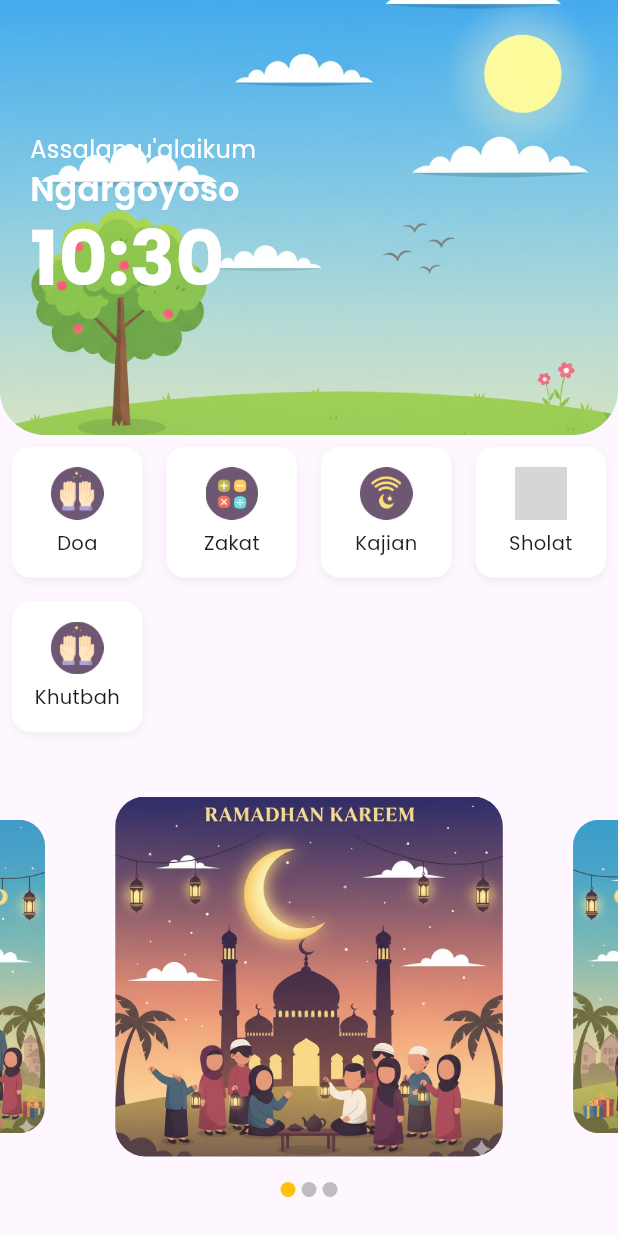
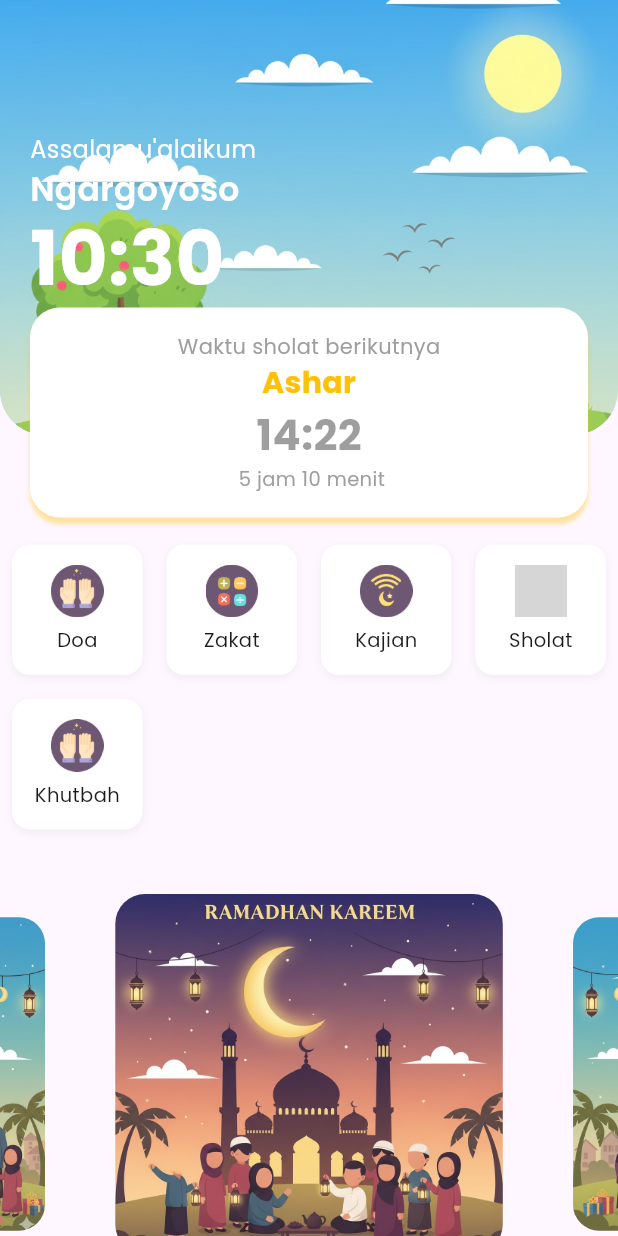
Before and after one commit to Zhafrnn/Super-App-Taqwa, a Flutter app: the screen it shows after launch, on a phone screen of 412 x 824 dp. Run offline on Flutter 3.47's test engine with Material 3 defaults, Android fonts, the phone set to English and light mode, and no system bars; drawn by our look-alikes of carousel_slider; our stand-ins replace geocoding, geolocator, permission_handler, shared_preferences; missing offline and left inert: string_similarity; grey boxes are pictures that could not be loaded.

Commit message:
Belajar remaining waktu sholat

```diff
--- a/lib/pages/home_page.dart
+++ b/lib/pages/home_page.dart
@@ -21,17 +21,41 @@ class _HomePageState extends State<HomePage> {
   final CarouselController _controller = CarouselController();
   int _currentIndex = 0;
 
-  final textHeader = TextStyle(
-    fontFamily: 'PoppinsRegular',
-    fontSize: 15,
-    color: Colors.amber,
-  );
+  bool _isLoading = true;
+  Duration? _timeRemaining;
+  Timer? _countDown;
+  String _location = "mengambil lokasi";
+  String _prayerTime = "Loading...";
+  String _backgroundImage = 'assets/images/bg-morning.jpg';
+  List<dynamic>? _jadwalSholat;
 
   final posterList = const <String>[
     'assets/images/ramadhan-kareem.jpg',
     'assets/images/idl-fitr.jpg',
     'assets/images/idl-adha.jpg',
   ];
+
+  // Fungsi teks remaining waktu sholat
+  String _formatDuration(Duration d) {
+    final hours = d.inHours;
+    final minute = d.inMinutes.remainder(60);
+    return "$hours jam $minute menit lagi";
+  }
+
+  // state untuk dijalankan diawal
+  @override
+  void initState(){
+    super.initState();
+  }
+
+  Future _getBackgroundImage(DateTime now) async {
+    if (now.hour < 12) {
+      return ' assets/images/bg-morning.jpg';
+    } else if (now.hour < 18) {
+      return 'assets/images/bg-afternoon.jpg';
+    }
+    return 'assets/images/bg-night.jpg';
+  }
 
   final icDoa = const <String>['assets/images/ic_menu_doa.png'];
 
@@ -46,7 +70,7 @@ class _HomePageState extends State<HomePage> {
               // MENU WAKTU SHOLAT BY LOKASI
               // ============================================
               _buildHeroSection(),
-
+              const SizedBox(height: 65),
               // ============================================
               // Menu Section
               // ============================================
@@ -115,6 +139,65 @@ class _HomePageState extends State<HomePage> {
                   ),
                 ),
               ],
+            ),
+          ),
+        ),
+
+        // Waktu sholat selanjutnya
+        Positioned(
+          bottom: -55,
+          right: 20,
+          left: 20,
+          child: Container(
+            decoration: BoxDecoration(
+              color: Colors.white,
+              borderRadius: BorderRadius.circular(20),
+              boxShadow: [
+                BoxShadow(
+                  blurRadius: 2,
+                  offset: Offset(0, 4),
+                  color: Colors.amber.withOpacity(0.4),
+                ),
+              ],
+            ),
+            child: Padding(
+              padding: const EdgeInsets.symmetric(vertical: 16, horizontal: 14),
+              child: Column(
+                children: [
+                  Text(
+                    'Waktu sholat berikutnya',
+                    style: TextStyle(
+                      fontFamily: 'PoppinsRegular',
+                      fontSize: 14,
+                      color: Colors.grey,
+                    ),
+                  ),
+                  Text(
+                    'Ashar',
+                    style: TextStyle(
+                      fontFamily: 'PoppinsBold',
+                      fontSize: 20,
+                      color: Colors.amber,
+                    ),
+                  ),
+                  Text(
+                    '14:22',
+                    style: TextStyle(
+                      fontFamily: 'PoppinsBold',
+                      fontSize: 28,
+                      color: Colors.black38,
+                    ),
+                  ),
+                  Text(
+                    ' 5 jam 10 menit',
+                    style: TextStyle(
+                      fontFamily: 'PoppinsRegular',
+                      fontSize: 13,
+                      color: Colors.grey,
+                    ),
+                  ),
+                ],
+              ),
             ),
           ),
         ),
```
